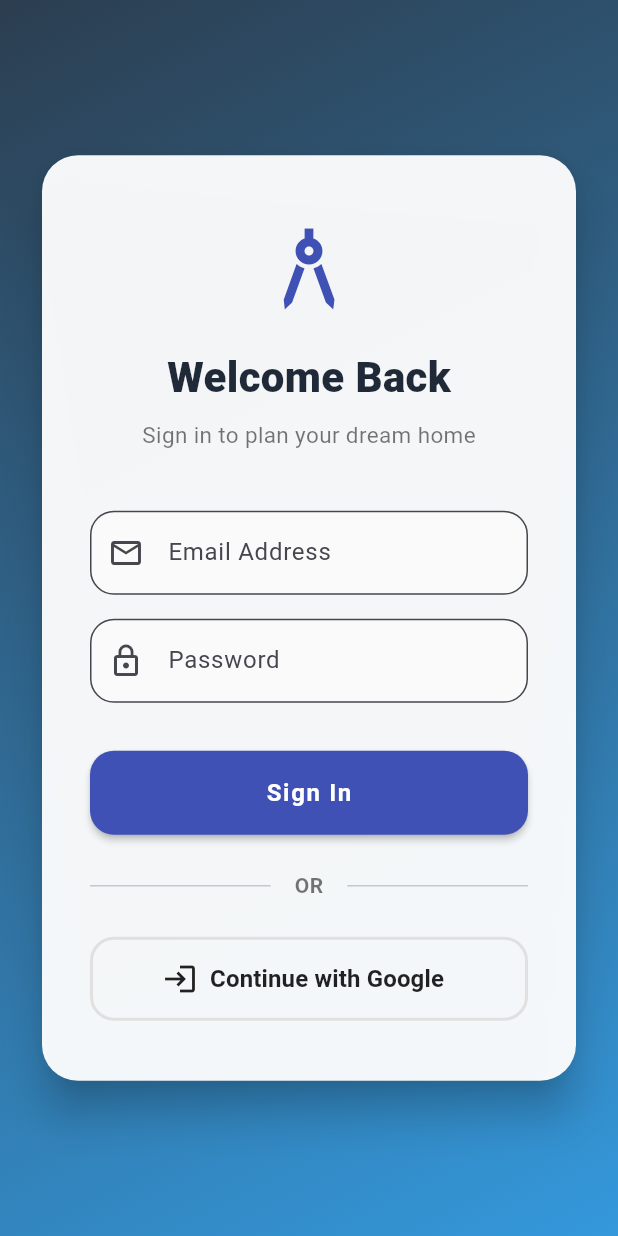
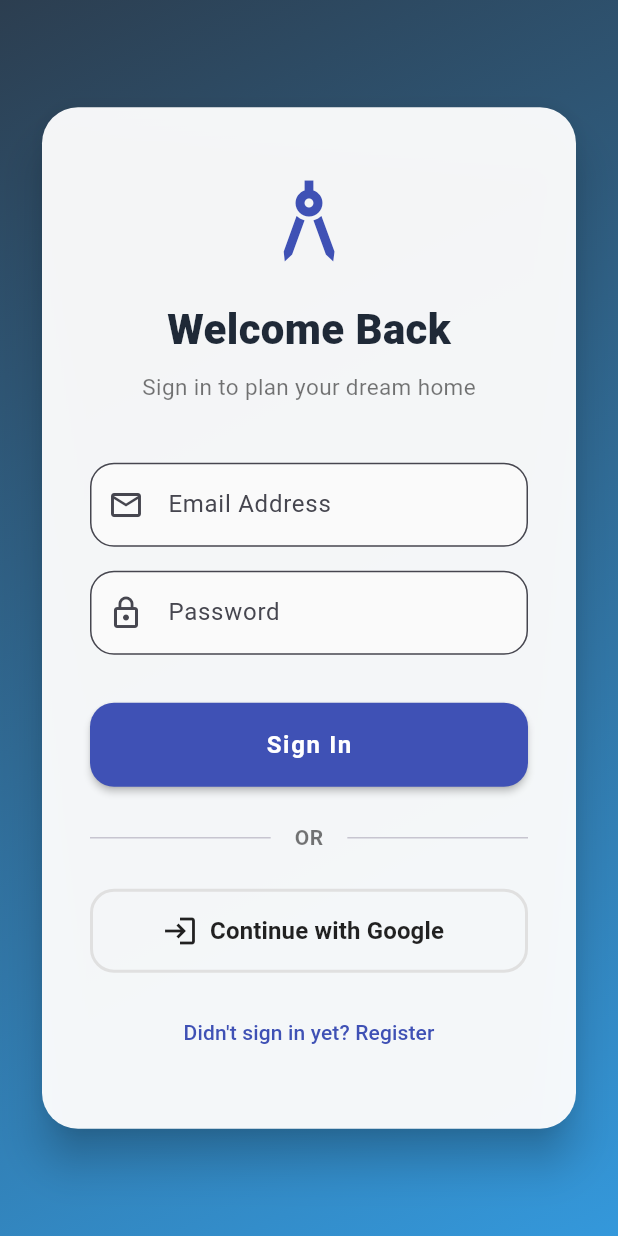
Before and after one commit to devFelina/ai-house-planner, a Flutter app: the screen it shows after launch, on a phone screen of 412 x 824 dp. Run offline on Flutter 3.47's test engine with Material 3 defaults, Android fonts, the phone set to English and light mode, and no system bars; our stand-ins replace firebase_auth, firebase_core, flutter_riverpod, google_sign_in, image_picker; accounts and stored records are empty; network calls fail.

Commit message:
feat: updated login and register screens

```diff
--- a/mobile/lib/main.dart
+++ b/mobile/lib/main.dart
@@ -2,6 +2,7 @@ import 'package:flutter/material.dart';
 import 'package:flutter_riverpod/flutter_riverpod.dart';
 import 'package:firebase_core/firebase_core.dart';
 import 'views/login_view.dart';
+import 'views/register_view.dart';
 import 'views/intake_view.dart';
 
 void main() async {
@@ -34,7 +35,8 @@ class MyApp extends StatelessWidget {
       initialRoute:'/login',
       routes:{
         '/login': (context) => const LoginView(),
-        '/intake_view': (context) => const IntakeView(),
+        '/register': (context) => const RegisterView(),
+        '/land_submission': (context) => const IntakeView(),
       },
 
     );
--- a/mobile/lib/views/login_view.dart
+++ b/mobile/lib/views/login_view.dart
@@ -18,17 +18,16 @@ class _LoginViewState extends State<LoginView> {
     setState(() => _isLoading = true);
     try {
 
-      await FirebaseAuth.instance.signInWithEmailAndPassword(
-        email: _emailController.text.trim(),
-        password: _passwordController.text.trim(),
-      );
+      // await FirebaseAuth.instance.signInWithEmailAndPassword(
+      //   email: _emailController.text.trim(),
+      //   password: _passwordController.text.trim(),
+      // );
 
       // Simulating a network delay
       await Future.delayed(const Duration(seconds: 1));
 
       if (mounted) {
-        // Navigate to the Intake form after successful login
-        Navigator.pushReplacementNamed(context, '/intake_view');
+        Navigator.pushReplacementNamed(context, '/land_submission');
       }
     } catch (e) {
       if (mounted) {
@@ -47,6 +46,7 @@ class _LoginViewState extends State<LoginView> {
 
       final GoogleSignInAccount? googleUser = await GoogleSignIn(
         clientId: '934876935164-qlo6nk0rcvsac4pi4na3kcrr995mjl79.apps.googleusercontent.com',
+        scopes: ['email'],
       ).signIn();
       if (googleUser == null) {
         if (mounted) setState(() => _isLoading = false);
@@ -63,8 +63,7 @@ class _LoginViewState extends State<LoginView> {
       await Future.delayed(const Duration(seconds: 1));
 
       if (mounted) {
-        // Navigate to the Intake form after successful login
-        Navigator.pushReplacementNamed(context, '/intake_view');
+        Navigator.pushReplacementNamed(context, '/land_submission');
       }
     } catch (e) {
       if (mounted) {
@@ -191,6 +190,11 @@ class _LoginViewState extends State<LoginView> {
                           label: const Text('Continue with Google', style: TextStyle(fontSize: 16, fontWeight: FontWeight.w600)),
                         ),
                       ),
+                      const SizedBox(height: 16),
+                      TextButton(
+                        onPressed: () => Navigator.pushReplacementNamed(context, '/register'),
+                        child: const Text('Didn\'t sign in yet? Register', style: TextStyle(color: Colors.indigo)),
+                      ),
                     ],
                   ),
                 ),
```
